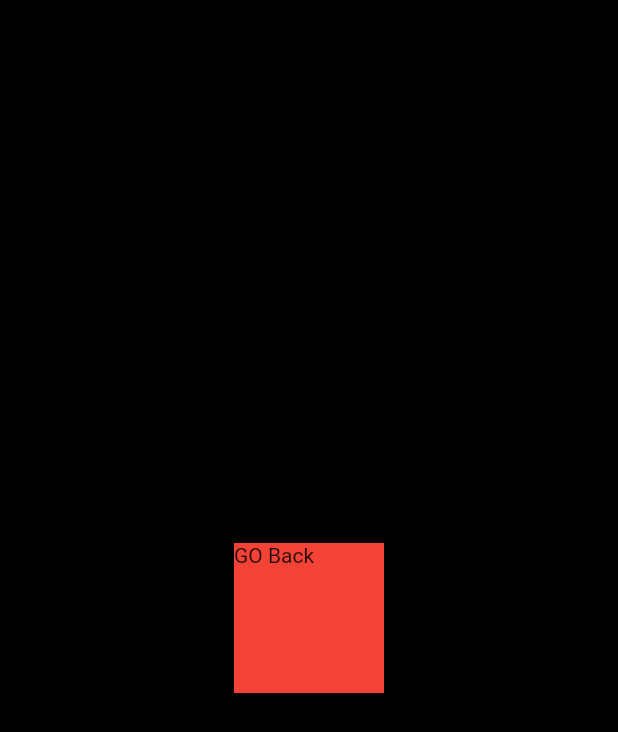
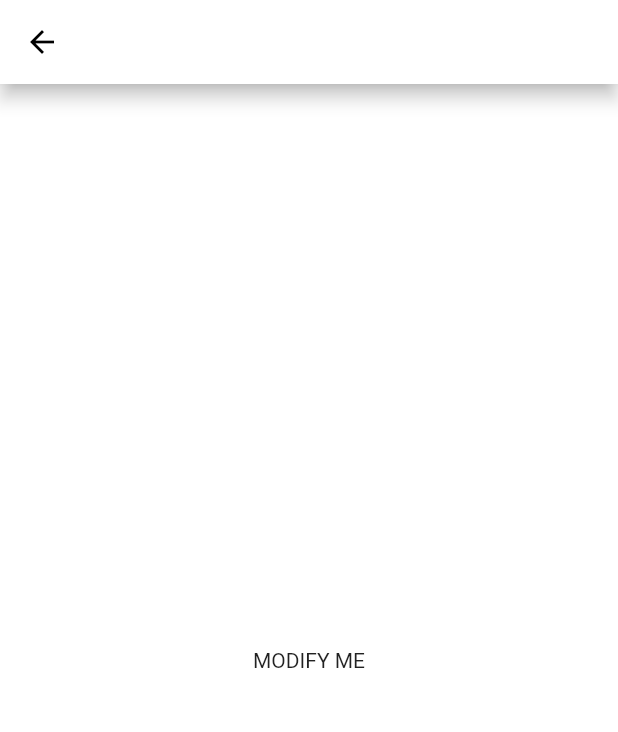
Before and after one commit to Tirth88663/Medicine-Reminder, a Flutter app: the HomePage screen opened by its route, on a phone screen of 412 x 824 dp. Shown: the top 732 px of the screen. Run offline on Flutter 3.47's test engine with Material 2 defaults, Android fonts, the phone set to English and light mode, and no system bars.

Commit message:
added new screen

```diff
--- a/lib/UI/get_started.dart
+++ b/lib/UI/get_started.dart
@@ -17,12 +17,15 @@ class GetStarted extends StatelessWidget {
   Widget build(BuildContext context) {
     return Scaffold(
       backgroundColor: Colors.white,
-      body: Column(
+      body: Center(
+        child: Column(
           mainAxisAlignment: MainAxisAlignment.center,
           mainAxisSize: MainAxisSize.max,
           children: [
-          Image.asset('images/frontpage.jpg',width: 390.0,),
-
+            Image.asset(
+              'images/frontpage.jpg',
+              width: 390.0,
+            ),
             Text(
               'Be In Safe Of \n Your Body',
               style: kHeadingStyle,
@@ -43,16 +46,16 @@ class GetStarted extends StatelessWidget {
                 color: Color(0xFFEA5F5F),
               ),
               padding: EdgeInsets.all(10),
-
               child: GestureDetector(
                 onTap: () {
-                Navigator.pop(context, "/homepage");
+                  Navigator.pushNamed(context, "/homepage");
                 },
                 child: Text("Get Started"),
               ),
             ),
           ],
         ),
+      ),
     );
   }
 }
--- a/lib/UI/home_page.dart
+++ b/lib/UI/home_page.dart
@@ -8,26 +8,14 @@ class HomePage extends StatelessWidget {
   @override
   Widget build(BuildContext context) {
     return Scaffold(
-      backgroundColor: Colors.black,
-      body: SafeArea(
-        child: Column(
-          mainAxisAlignment: MainAxisAlignment.center,
-          children: <Widget>[
-            Center(
-              child: Container(
-                color: Colors.red,
-                height: 100,
-                width: 100,
-                child: GestureDetector(
-                  onTap: () {
-                    Navigator.popAndPushNamed(context, "/");
-                  },
-                  child: Text("GO Back"),
-                ),
-              ),
-            )
-          ],
-        ),
+      backgroundColor: Colors.white,
+      appBar: AppBar(
+        backgroundColor: Colors.white,
+        foregroundColor: Colors.black,
+        elevation: 5,
+      ),
+      body: Center(
+        child: Text("MODIFY ME"),
       ),
     );
   }
```
Lines whose indentation alone changed are shown as unchanged.
